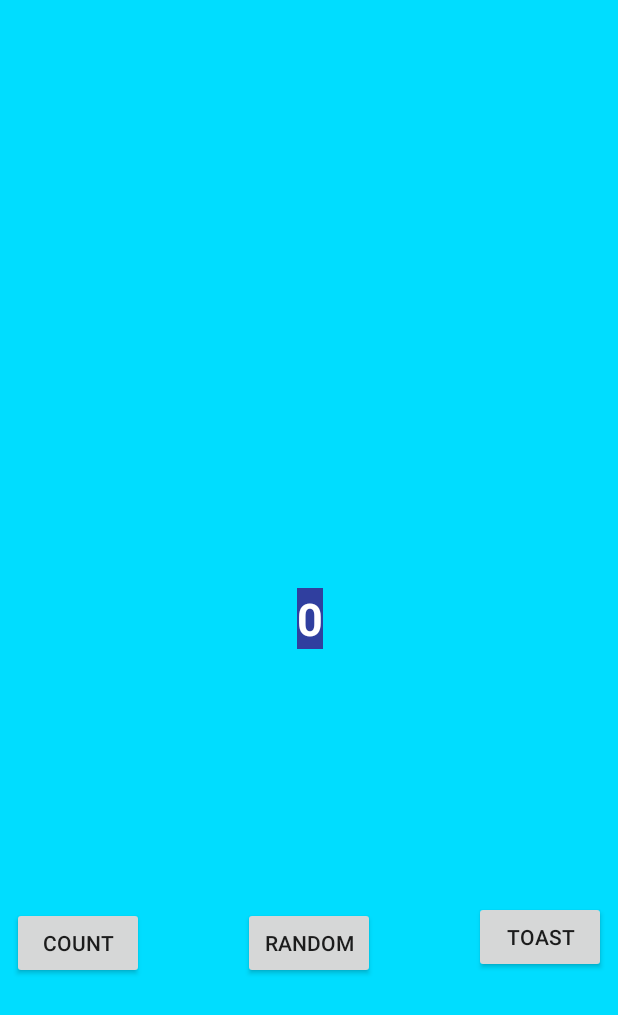
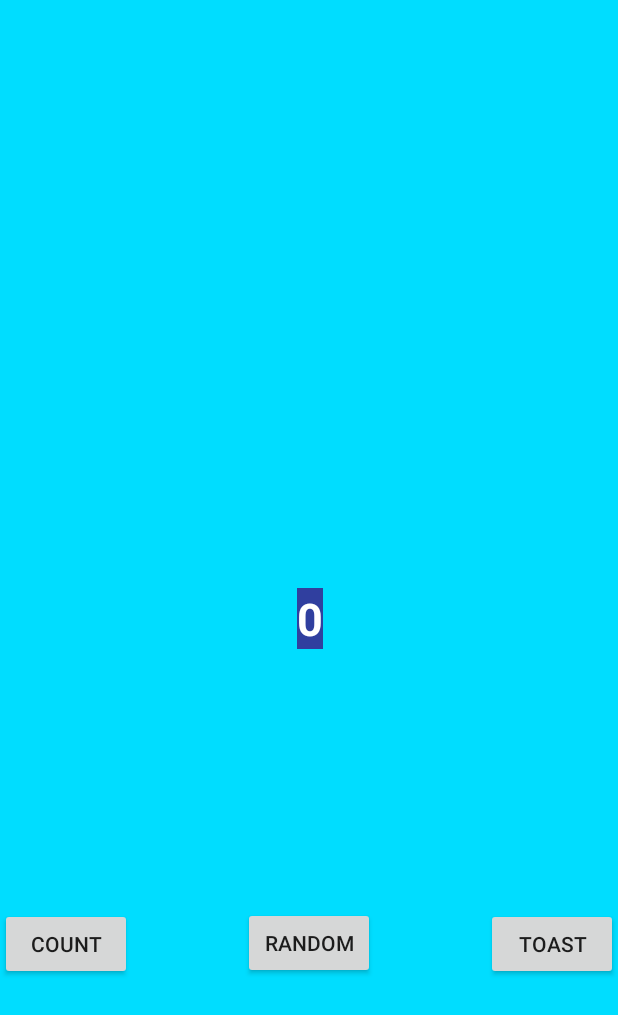
Before and after one commit to Felixjosemon/KotlinUdemyDemo, an Android app: the screen it shows after launch (MainActivity), on a phone screen of 412 x 824 dp. Shown: the top 1015 px of the screen. Run offline under Robolectric (Android 15) with nearby library versions, the phone set to English and light mode, and no system bars.

Commit message:
Fixed Landscape view

```diff
--- a/app/src/main/res/layout-land/activity_main.xml
+++ b/app/src/main/res/layout-land/activity_main.xml
@@ -1,5 +1,5 @@
 <?xml version="1.0" encoding="utf-8"?>
-<android.support.design.widget.CoordinatorLayout xmlns:android="http://schemas.android.com/apk/res/android"
+<android.support.constraint.ConstraintLayout xmlns:android="http://schemas.android.com/apk/res/android"
     xmlns:app="http://schemas.android.com/apk/res-auto"
     xmlns:tools="http://schemas.android.com/tools"
     android:layout_width="match_parent"
@@ -9,10 +9,58 @@
 
     <TextView
         android:id="@+id/textView"
-        android:layout_width="match_parent"
-        android:layout_height="match_parent"
+        android:layout_width="wrap_content"
+        android:layout_height="wrap_content"
+        android:background="@color/colorPrimaryDark"
+        android:fontFamily="sans-serif"
         android:text="@string/hello_text"
-        android:textSize="110sp" />
+        android:textAlignment="center"
+        android:textColor="@android:color/white"
+        android:textSize="30sp"
+        android:textStyle="bold"
+        app:layout_constraintBottom_toBottomOf="parent"
+        app:layout_constraintLeft_toLeftOf="parent"
+        app:layout_constraintRight_toRightOf="parent"
+        app:layout_constraintTop_toTopOf="parent"
+        app:layout_constraintHorizontal_bias="0.501"
+        tools:layout_constraintTop_creator="1"
+        tools:layout_constraintRight_creator="1"
+        tools:layout_constraintBottom_creator="1"
+        tools:layout_constraintLeft_creator="1" />
+
+    <Button
+        android:id="@+id/count_button"
+        android:layout_width="wrap_content"
+        android:layout_height="wrap_content"
+        android:text="Count"
+        android:onClick="countMe"
+        tools:ignore="MissingConstraints"
+        app:layout_constraintBottom_toBottomOf="parent"
+        app:layout_constraintTop_toBottomOf="@+id/textView"
+        app:layout_constraintVertical_bias="0.502"
+        app:layout_constraintLeft_toLeftOf="parent" />
+
+    <Button
+        android:id="@+id/toast_button"
+        android:layout_width="88dp"
+        android:layout_height="wrap_content"
+        android:text="Toast"
+        android:onClick="toastMe"
+        app:layout_constraintBottom_toBottomOf="parent"
+        app:layout_constraintTop_toBottomOf="@+id/textView"
+        app:layout_constraintVertical_bias="0.502"
+        app:layout_constraintRight_toRightOf="parent" />
+
+    <Button
+        android:id="@+id/random_button"
+        android:layout_width="wrap_content"
+        android:layout_height="wrap_content"
+        android:text="Random"
+        android:onClick="randomMe"
+        app:layout_constraintTop_toBottomOf="@+id/textView"
+        app:layout_constraintRight_toLeftOf="@+id/toast_button"
+        app:layout_constraintLeft_toRightOf="@+id/count_button"
+        app:layout_constraintBottom_toBottomOf="parent" />
 
 
-</android.support.design.widget.CoordinatorLayout>
+</android.support.constraint.ConstraintLayout>
--- a/app/src/main/res/layout/activity_main.xml
+++ b/app/src/main/res/layout/activity_main.xml
@@ -22,9 +22,11 @@
         app:layout_constraintLeft_toLeftOf="parent"
         app:layout_constraintRight_toRightOf="parent"
         app:layout_constraintTop_toTopOf="parent"
-        android:layout_marginTop="0dp"
         app:layout_constraintHorizontal_bias="0.501"
-        app:layout_constraintVertical_bias="0.50" />
+        tools:layout_constraintTop_creator="1"
+        tools:layout_constraintRight_creator="1"
+        tools:layout_constraintBottom_creator="1"
+        tools:layout_constraintLeft_creator="1" />
 
     <Button
         android:id="@+id/count_button"
@@ -34,10 +36,7 @@
         android:onClick="countMe"
         tools:ignore="MissingConstraints"
         app:layout_constraintBottom_toBottomOf="parent"
-        android:layout_marginBottom="8dp"
-        android:layout_marginTop="8dp"
         app:layout_constraintTop_toBottomOf="@+id/textView"
-        android:layout_marginLeft="8dp"
         app:layout_constraintVertical_bias="0.502"
         app:layout_constraintLeft_toLeftOf="parent" />
 
@@ -48,10 +47,7 @@
         android:text="Toast"
         android:onClick="toastMe"
         app:layout_constraintBottom_toBottomOf="parent"
-        android:layout_marginBottom="16dp"
-        android:layout_marginTop="8dp"
         app:layout_constraintTop_toBottomOf="@+id/textView"
-        android:layout_marginRight="8dp"
         app:layout_constraintVertical_bias="0.502"
         app:layout_constraintRight_toRightOf="parent" />
 
@@ -61,14 +57,10 @@
         android:layout_height="wrap_content"
         android:text="Random"
         android:onClick="randomMe"
-        android:layout_marginTop="8dp"
         app:layout_constraintTop_toBottomOf="@+id/textView"
         app:layout_constraintRight_toLeftOf="@+id/toast_button"
-        android:layout_marginRight="8dp"
         app:layout_constraintLeft_toRightOf="@+id/count_button"
-        android:layout_marginLeft="8dp"
-        app:layout_constraintBottom_toBottomOf="parent"
-        android:layout_marginBottom="8dp" />
+        app:layout_constraintBottom_toBottomOf="parent" />
 
 
 </android.support.constraint.ConstraintLayout>
```
